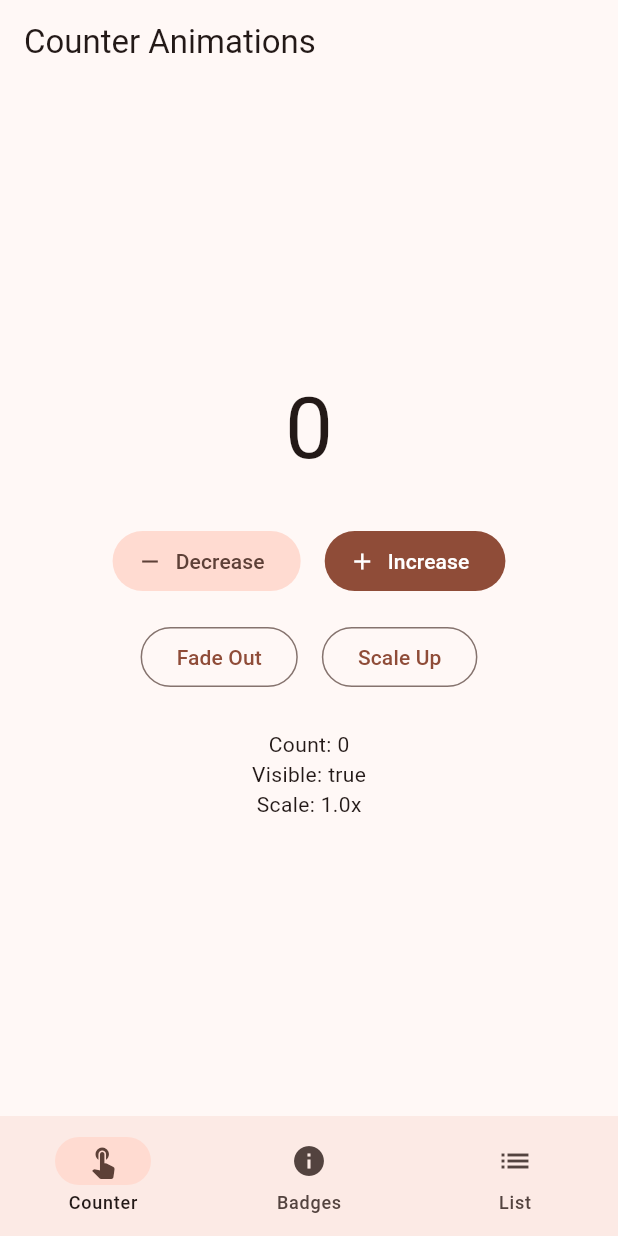
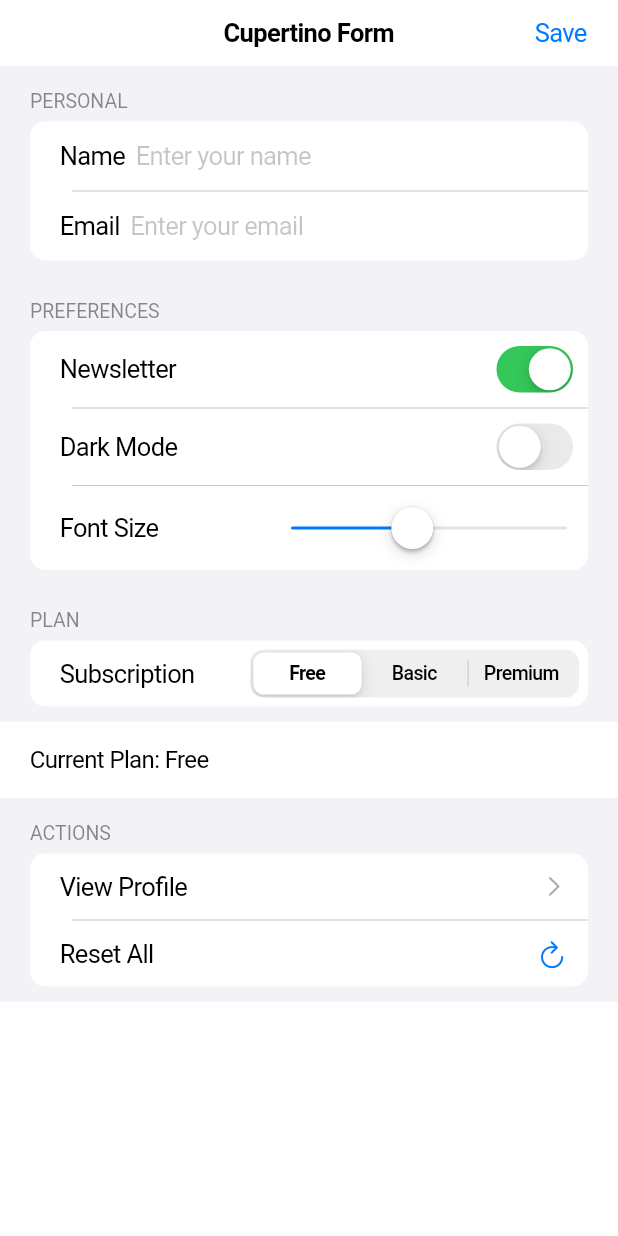
Before and after one commit to nicomoshi/iez, a Flutter app: the screen it shows after launch, on a phone screen of 412 x 824 dp. Run offline on Flutter 3.47's test engine with Material 3 defaults, Android fonts, the phone set to English and light mode, and no system bars.

Commit message:
test: Apps 42-47 — Toggle/Dialog/NavRail/Chip/TabPageView/CupertinoForm (238 assertions, 100%)
App #42: Toggle & Radio Test — ToggleButtons, RadioListTile, NotchedFAB, OverflowBar (39 assertions, 21s)
App #43: Dialog & Overlay Test — FormDialog, SimpleDialog, SnackBar+Action, PopScope, SpeedDial FAB (56 assertions, 32s)
App #44: Navigation Rail — NavigationRail 4-dest, Badge, extended toggle, CircleAvatar (39 assertions, 19s)
App #45: Chip & Wrap — ChoiceChip, FilterChip, InputChip deletable, ActionChip, Wrap (36 assertions, 19s)
App #46: Tab & PageView — TabBar+TabBarView, PageView.builder, page indicators, swipe nav (38 assertions, 19s)
App #47: Cupertino Form — CupertinoFormSection, CupertinoSwitch, CupertinoSlider, CupertinoSlidingSegmentedControl, CupertinoActionSheet (30 assertions, 25s)

47 apps total, 512 steps, 1631 assertions, 100% pass rate.

Co-Authored-By: Claude Opus 4.6 (1M context) <noreply@anthropic.com>

```diff
--- a/test_app/lib/main.dart
+++ b/test_app/lib/main.dart
@@ -1,237 +1,187 @@
+import 'package:flutter/cupertino.dart';
 import 'package:flutter/material.dart';
 
-void main() {
-  runApp(const MyApp());
-}
+void main() => runApp(const CupertinoFormApp());
 
-class MyApp extends StatelessWidget {
-  const MyApp({super.key});
+class CupertinoFormApp extends StatelessWidget {
+  const CupertinoFormApp({super.key});
 
   @override
   Widget build(BuildContext context) {
-    return MaterialApp(
-      title: 'Interactive Widgets',
-      debugShowCheckedModeBanner: false,
-      theme: ThemeData(
-        colorScheme: ColorScheme.fromSeed(seedColor: Colors.deepOrange),
-        useMaterial3: true,
-      ),
-      home: const HomeScreen(),
+    return const CupertinoApp(
+      title: 'Cupertino Form Test',
+      theme: CupertinoThemeData(brightness: Brightness.light),
+      home: FormPage(),
     );
   }
 }
 
-class HomeScreen extends StatefulWidget {
-  const HomeScreen({super.key});
-
+class FormPage extends StatefulWidget {
+  const FormPage({super.key});
   @override
-  State<HomeScreen> createState() => _HomeScreenState();
+  State<FormPage> createState() => _FormPageState();
 }
 
-class _HomeScreenState extends State<HomeScreen> {
-  int _selectedTab = 0;
+class _FormPageState extends State<FormPage> {
+  final _nameCtrl = TextEditingController(text: '');
+  final _emailCtrl = TextEditingController(text: '');
+  bool _newsletter = true;
+  bool _darkMode = false;
+  double _fontSize = 16;
+  int _selectedPlan = 0;
+  final _plans = ['Free', 'Basic', 'Premium'];
 
   @override
   Widget build(BuildContext context) {
-    return Scaffold(
-      body: IndexedStack(
-        index: _selectedTab,
-        children: const [
-          CounterAnimScreen(),
-          TooltipBadgeScreen(),
-          ListSeparatedScreen(),
-        ],
+    return CupertinoPageScaffold(
+      navigationBar: CupertinoNavigationBar(
+        middle: const Text('Cupertino Form'),
+        trailing: CupertinoButton(
+          padding: EdgeInsets.zero,
+          child: const Text('Save'),
+          onPressed: () {
+            showCupertinoDialog(
+              context: context,
+              builder: (ctx) => CupertinoAlertDialog(
+                title: const Text('Saved'),
+                content: Text('Name: ${_nameCtrl.text}\nEmail: ${_emailCtrl.text}'),
+                actions: [
+                  CupertinoDialogAction(
+                    child: const Text('OK'),
+                    onPressed: () => Navigator.pop(ctx),
                   ),
-      bottomNavigationBar: NavigationBar(
-        selectedIndex: _selectedTab,
-        onDestinationSelected: (i) => setState(() => _selectedTab = i),
-        destinations: const [
-          NavigationDestination(icon: Icon(Icons.touch_app), label: 'Counter'),
-          NavigationDestination(icon: Icon(Icons.info), label: 'Badges'),
-          NavigationDestination(icon: Icon(Icons.list), label: 'List'),
                 ],
               ),
             );
-  }
-}
-
-// Screen 1: AnimatedSwitcher + AnimatedScale + AnimatedOpacity + AnimatedRotation
-class CounterAnimScreen extends StatefulWidget {
-  const CounterAnimScreen({super.key});
-
-  @override
-  State<CounterAnimScreen> createState() => _CounterAnimScreenState();
-}
-
-class _CounterAnimScreenState extends State<CounterAnimScreen> {
-  int _count = 0;
-  bool _visible = true;
-  double _scale = 1.0;
-
-  @override
-  Widget build(BuildContext context) {
-    return Scaffold(
-      appBar: AppBar(title: const Text('Counter Animations')),
-      body: Center(
-        child: Column(
-          mainAxisAlignment: MainAxisAlignment.center,
+          },
+        ),
+      ),
+      child: SafeArea(
+        child: ListView(
           children: [
-            AnimatedOpacity(
-              opacity: _visible ? 1.0 : 0.3,
-              duration: const Duration(milliseconds: 300),
-              child: AnimatedScale(
-                scale: _scale,
-                duration: const Duration(milliseconds: 300),
-                child: AnimatedSwitcher(
-                  duration: const Duration(milliseconds: 200),
-                  child: Text(
-                    '$_count',
-                    key: ValueKey<int>(_count),
-                    style: Theme.of(context).textTheme.displayLarge,
+            CupertinoFormSection.insetGrouped(
+              header: const Text('PERSONAL'),
+              children: [
+                CupertinoTextFormFieldRow(
+                  controller: _nameCtrl,
+                  prefix: const Text('Name'),
+                  placeholder: 'Enter your name',
+                ),
+                CupertinoTextFormFieldRow(
+                  controller: _emailCtrl,
+                  prefix: const Text('Email'),
+                  placeholder: 'Enter your email',
+                  keyboardType: TextInputType.emailAddress,
+                ),
+              ],
+            ),
+            CupertinoFormSection.insetGrouped(
+              header: const Text('PREFERENCES'),
+              children: [
+                CupertinoFormRow(
+                  prefix: const Text('Newsletter'),
+                  child: CupertinoSwitch(
+                    value: _newsletter,
+                    onChanged: (v) => setState(() => _newsletter = v),
+                  ),
+                ),
+                CupertinoFormRow(
+                  prefix: const Text('Dark Mode'),
+                  child: CupertinoSwitch(
+                    value: _darkMode,
+                    onChanged: (v) => setState(() => _darkMode = v),
+                  ),
+                ),
+                CupertinoFormRow(
+                  prefix: const Text('Font Size'),
+                  child: SizedBox(
+                    width: 200,
+                    child: CupertinoSlider(
+                      value: _fontSize,
+                      min: 10,
+                      max: 24,
+                      divisions: 7,
+                      onChanged: (v) => setState(() => _fontSize = v),
                     ),
                   ),
                 ),
+              ],
             ),
-            const SizedBox(height: 32),
-            Row(
-              mainAxisAlignment: MainAxisAlignment.center,
+            CupertinoFormSection.insetGrouped(
+              header: const Text('PLAN'),
               children: [
-                FilledButton.tonalIcon(
-                  onPressed: () => setState(() => _count--),
-                  icon: const Icon(Icons.remove),
-                  label: const Text('Decrease'),
+                CupertinoFormRow(
+                  prefix: const Text('Subscription'),
+                  child: CupertinoSlidingSegmentedControl<int>(
+                    groupValue: _selectedPlan,
+                    children: {
+                      0: const Text('Free'),
+                      1: const Text('Basic'),
+                      2: const Text('Premium'),
+                    },
+                    onValueChanged: (v) => setState(() => _selectedPlan = v!),
                   ),
-                const SizedBox(width: 16),
-                FilledButton.icon(
-                  onPressed: () => setState(() => _count++),
-                  icon: const Icon(Icons.add),
-                  label: const Text('Increase'),
                 ),
               ],
             ),
             const SizedBox(height: 16),
-            Row(
-              mainAxisAlignment: MainAxisAlignment.center,
+            Padding(
+              padding: const EdgeInsets.symmetric(horizontal: 20),
+              child: Text(
+                'Current Plan: ${_plans[_selectedPlan]}',
+                style: const TextStyle(fontSize: 16),
+              ),
+            ),
+            const SizedBox(height: 16),
+            CupertinoFormSection.insetGrouped(
+              header: const Text('ACTIONS'),
               children: [
-                OutlinedButton(
-                  onPressed: () => setState(() => _visible = !_visible),
-                  child: Text(_visible ? 'Fade Out' : 'Fade In'),
+                CupertinoListTile(
+                  title: const Text('View Profile'),
+                  trailing: const CupertinoListTileChevron(),
+                  onTap: () {
+                    Navigator.push(context, CupertinoPageRoute(builder: (_) => ProfilePage(
+                      name: _nameCtrl.text.isEmpty ? 'User' : _nameCtrl.text,
+                      email: _emailCtrl.text.isEmpty ? 'N/A' : _emailCtrl.text,
+                      plan: _plans[_selectedPlan],
+                    )));
+                  },
                 ),
-                const SizedBox(width: 16),
-                OutlinedButton(
-                  onPressed: () => setState(() => _scale = _scale == 1.0 ? 2.0 : 1.0),
-                  child: Text(_scale == 1.0 ? 'Scale Up' : 'Scale Down'),
+                CupertinoListTile(
+                  title: const Text('Reset All'),
+                  trailing: const Icon(CupertinoIcons.refresh, size: 20),
+                  onTap: () {
+                    showCupertinoModalPopup(
+                      context: context,
+                      builder: (ctx) => CupertinoActionSheet(
+                        title: const Text('Reset All Settings?'),
+                        message: const Text('This will clear all form data.'),
+                        actions: [
+                          CupertinoActionSheetAction(
+                            isDestructiveAction: true,
+                            onPressed: () {
+                              Navigator.pop(ctx);
+                              setState(() {
+                                _nameCtrl.clear();
+                                _emailCtrl.clear();
+                                _newsletter = true;
+                                _darkMode = false;
+                                _fontSize = 16;
+                                _selectedPlan = 0;
+                              });
+                            },
+                            child: const Text('Reset'),
                           ),
                         ],
-            ),
-            const SizedBox(height: 24),
-            Text('Count: $_count'),
-            Text('Visible: $_visible'),
-            Text('Scale: ${_scale.toStringAsFixed(1)}x'),
-          ],
+                        cancelButton: CupertinoActionSheetAction(
+                          onPressed: () => Navigator.pop(ctx),
+                          child: const Text('Cancel'),
                         ),
                       ),
                     );
-  }
-}
-
-// Screen 2: Tooltip, Badge, CircleAvatar, Chip, ListWheelScrollView
-class TooltipBadgeScreen extends StatefulWidget {
-  const TooltipBadgeScreen({super.key});
-
-  @override
-  State<TooltipBadgeScreen> createState() => _TooltipBadgeScreenState();
-}
-
-class _TooltipBadgeScreenState extends State<TooltipBadgeScreen> {
-  int _notifCount = 3;
-  int _selectedColor = 0;
-
-  final _colors = ['Red', 'Blue', 'Green', 'Yellow', 'Purple'];
-
-  @override
-  Widget build(BuildContext context) {
-    return Scaffold(
-      appBar: AppBar(
-        title: const Text('Badges & Tooltips'),
-        actions: [
-          Badge(
-            label: Text('$_notifCount'),
-            child: IconButton(
-              icon: const Icon(Icons.notifications),
-              tooltip: 'Notifications',
-              onPressed: () {
-                setState(() => _notifCount = 0);
                   },
                 ),
-          ),
               ],
-      ),
-      body: SingleChildScrollView(
-        padding: const EdgeInsets.all(16),
-        child: Column(
-          crossAxisAlignment: CrossAxisAlignment.start,
-          children: [
-            Text('Tooltips', style: Theme.of(context).textTheme.titleMedium),
-            const SizedBox(height: 8),
-            Row(
-              mainAxisAlignment: MainAxisAlignment.spaceEvenly,
-              children: [
-                Tooltip(
-                  message: 'Home tooltip',
-                  child: IconButton(
-                    icon: const Icon(Icons.home, size: 36),
-                    onPressed: () {},
-                    tooltip: 'Home',
-                  ),
-                ),
-                Tooltip(
-                  message: 'Settings tooltip',
-                  child: IconButton(
-                    icon: const Icon(Icons.settings, size: 36),
-                    onPressed: () {},
-                    tooltip: 'Settings',
-                  ),
-                ),
-                Tooltip(
-                  message: 'Profile tooltip',
-                  child: IconButton(
-                    icon: const Icon(Icons.person, size: 36),
-                    onPressed: () {},
-                    tooltip: 'Profile',
-                  ),
-                ),
-              ],
-            ),
-            const SizedBox(height: 24),
-            Text('Badges', style: Theme.of(context).textTheme.titleMedium),
-            const SizedBox(height: 8),
-            Text('Notification count: $_notifCount'),
-            const SizedBox(height: 16),
-            Text('Circle Avatars', style: Theme.of(context).textTheme.titleMedium),
-            const SizedBox(height: 8),
-            Row(
-              mainAxisAlignment: MainAxisAlignment.spaceEvenly,
-              children: const [
-                CircleAvatar(radius: 30, child: Text('AB')),
-                CircleAvatar(radius: 30, backgroundColor: Colors.teal, child: Text('CD')),
-                CircleAvatar(radius: 30, backgroundColor: Colors.purple, child: Text('EF')),
-              ],
-            ),
-            const SizedBox(height: 24),
-            Text('Color Picker (Wheel)', style: Theme.of(context).textTheme.titleMedium),
-            const SizedBox(height: 8),
-            Text('Selected: ${_colors[_selectedColor]}'),
-            const SizedBox(height: 8),
-            SizedBox(
-              height: 100,
-              child: ListWheelScrollView(
-                itemExtent: 40,
-                onSelectedItemChanged: (i) => setState(() => _selectedColor = i),
-                children: _colors.map((c) => Center(
-                  child: Text(c, style: Theme.of(context).textTheme.titleMedium),
-                )).toList(),
-              ),
             ),
           ],
         ),
@@ -240,92 +190,37 @@ class _TooltipBadgeScreenState extends State<TooltipBadgeScreen> {
   }
 }
 
-// Screen 3: ListView.separated + Dismissible + SnackBar
-class ListSeparatedScreen extends StatefulWidget {
-  const ListSeparatedScreen({super.key});
+class ProfilePage extends StatelessWidget {
+  final String name;
+  final String email;
+  final String plan;
 
-  @override
-  State<ListSeparatedScreen> createState() => _ListSeparatedScreenState();
-}
-
-class _ListSeparatedScreenState extends State<ListSeparatedScreen> {
-  final List<String> _items = List.generate(10, (i) => 'Item ${i + 1}');
-  String _lastDismissed = 'None';
+  const ProfilePage({super.key, required this.name, required this.email, required this.plan});
 
   @override
   Widget build(BuildContext context) {
-    return Scaffold(
-      appBar: AppBar(
-        title: const Text('Swipe to Dismiss'),
-        actions: [
-          TextButton(
-            onPressed: () {
-              setState(() {
-                _items.clear();
-                _items.addAll(List.generate(10, (i) => 'Item ${i + 1}'));
-                _lastDismissed = 'None';
-              });
-            },
-            child: const Text('Reset'),
+    return CupertinoPageScaffold(
+      navigationBar: const CupertinoNavigationBar(
+        middle: Text('Profile'),
+      ),
+      child: SafeArea(
+        child: ListView(
+          children: [
+            const SizedBox(height: 32),
+            const Center(
+              child: Icon(CupertinoIcons.person_circle, size: 80),
+            ),
+            const SizedBox(height: 16),
+            CupertinoFormSection.insetGrouped(
+              header: const Text('DETAILS'),
+              children: [
+                CupertinoFormRow(prefix: const Text('Name'), child: Text(name)),
+                CupertinoFormRow(prefix: const Text('Email'), child: Text(email)),
+                CupertinoFormRow(prefix: const Text('Plan'), child: Text(plan)),
+              ],
             ),
           ],
         ),
-      body: Column(
-        children: [
-          Padding(
-            padding: const EdgeInsets.all(16),
-            child: Row(
-              mainAxisAlignment: MainAxisAlignment.spaceBetween,
-              children: [
-                Text('Items: ${_items.length}'),
-                Text('Last dismissed: $_lastDismissed'),
-              ],
-            ),
-          ),
-          Expanded(
-            child: _items.isEmpty
-                ? const Center(child: Text('All items dismissed!'))
-                : ListView.separated(
-                    itemCount: _items.length,
-                    separatorBuilder: (_, __) => const Divider(height: 1),
-                    itemBuilder: (context, index) {
-                      final item = _items[index];
-                      return Dismissible(
-                        key: ValueKey(item),
-                        background: Container(
-                          color: Colors.red,
-                          alignment: Alignment.centerLeft,
-                          padding: const EdgeInsets.only(left: 20),
-                          child: const Icon(Icons.delete, color: Colors.white),
-                        ),
-                        secondaryBackground: Container(
-                          color: Colors.green,
-                          alignment: Alignment.centerRight,
-                          padding: const EdgeInsets.only(right: 20),
-                          child: const Icon(Icons.archive, color: Colors.white),
-                        ),
-                        onDismissed: (direction) {
-                          setState(() {
-                            _items.removeAt(index);
-                            _lastDismissed = item;
-                          });
-                          ScaffoldMessenger.of(context).showSnackBar(
-                            SnackBar(
-                              content: Text('$item dismissed'),
-                              duration: const Duration(seconds: 1),
-                            ),
-                          );
-                        },
-                        child: ListTile(
-                          leading: CircleAvatar(child: Text('${index + 1}')),
-                          title: Text(item),
-                          subtitle: const Text('Swipe left or right'),
-                        ),
-                      );
-                    },
-                  ),
-          ),
-        ],
       ),
     );
   }
--- a/test_app/pubspec.yaml
+++ b/test_app/pubspec.yaml
@@ -1,4 +1,4 @@
-name: test_app
+name: cupertino_form_test
 description: "A new Flutter project."
 # The following line prevents the package from being accidentally published to
 # pub.dev using `flutter pub publish`. This is preferred for private packages.
```
Also changed, not shown: 2 other files. Lines whose indentation alone changed are shown as unchanged.
